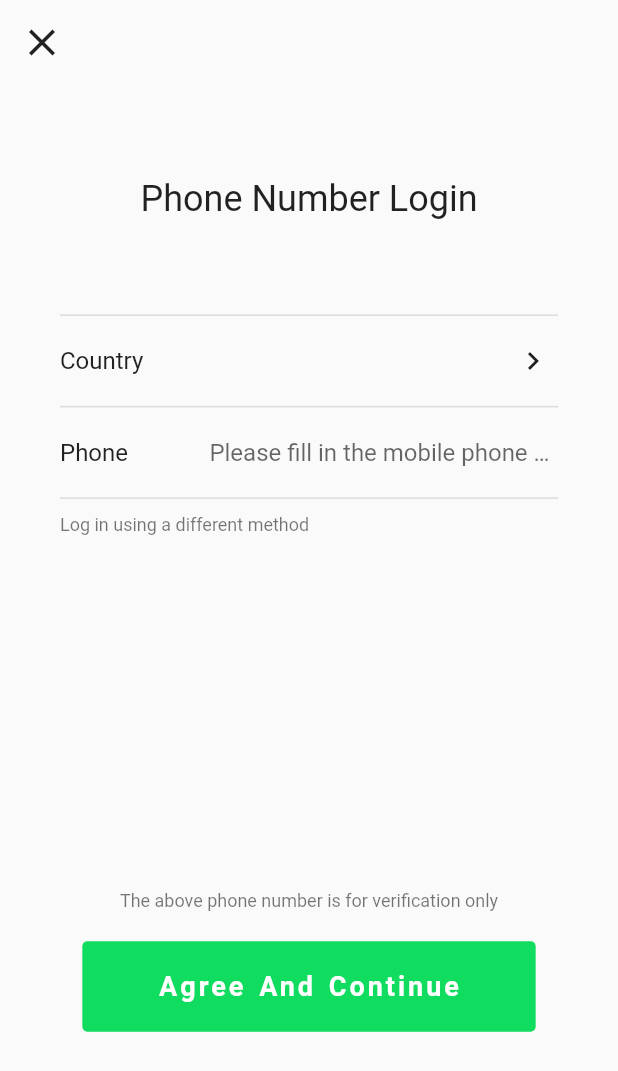
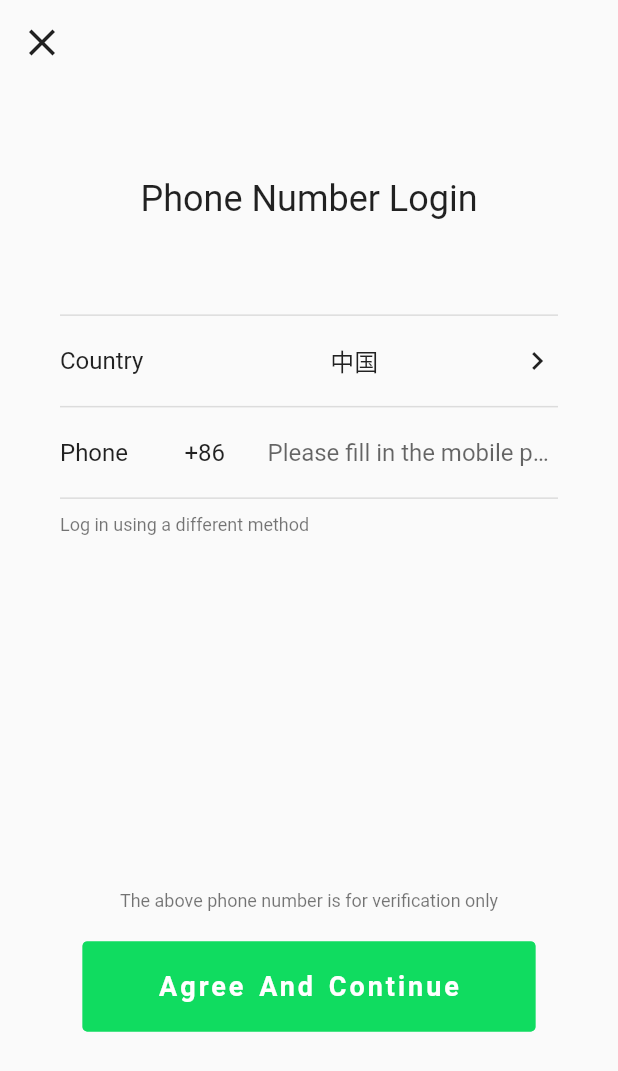
Before and after one commit to BadKid90s/pseudo_we_chat, a Flutter app: the screen it shows after launch, after a tap on "log in", on a phone screen of 412 x 824 dp. Shown: the top 1071 px of the screen. Run offline on Flutter 3.47's test engine with Material 2 defaults, Android fonts, the phone set to English and light mode, and no system bars; drawn by our look-alikes of getwidget; our stand-ins replace country_picker, get, styled_widget; missing offline and left inert: dart:ffi.

Commit message:
feature(login): 完善构建手机登录页

```diff
--- a/lib/pages/login/login_phone.dart
+++ b/lib/pages/login/login_phone.dart
@@ -7,12 +7,17 @@ import 'package:pseudo_we_chat/pages/login/widget/top_title.dart';
 import 'package:pseudo_we_chat/router.dart';
 
 class LoginPhoneController extends GetxController {
-  var phonePrefix = "86".obs;
+  var phoneCode = "86".obs;
   var phone = "".obs;
-  var region = "".obs;
+  var region = "中国".obs;
+
+  void changeRegion(String code, String? regionName) {
+    phoneCode(code);
+    region(regionName);
+  }
 
   void login() async {
-    print("loginPhone: +$phonePrefix $phone");
+    print("loginPhone: +$phoneCode $phone");
   }
 }
 
--- a/lib/pages/login/widget/phone_content.dart
+++ b/lib/pages/login/widget/phone_content.dart
@@ -1,3 +1,6 @@
+import 'dart:ffi';
+
+import 'package:country_picker/country_picker.dart';
 import 'package:flutter/material.dart';
 import 'package:flutter/services.dart';
 import 'package:get/get.dart';
@@ -16,7 +19,8 @@ class PhoneContent extends StatelessWidget {
 
   @override
   Widget build(BuildContext context) {
-    return Expanded(
+    return Obx(
+      () => Expanded(
         flex: flex,
         child: Column(
           children: [
@@ -39,7 +43,9 @@ class PhoneContent extends StatelessWidget {
               buttonPressed: () => Get.offAndToNamed(AppRoutes.loginAccount),
             ),
           ],
-        ).paddingSymmetric(horizontal: 40));
+        ).paddingSymmetric(horizontal: 40),
+      ),
+    );
   }
 
   Widget _buildDivider() {
@@ -51,27 +57,58 @@ class PhoneContent extends StatelessWidget {
     required String title,
     required ValueChanged<String> onChanged,
   }) {
-    return Row(
+    return InkWell(
+      onTap: () {
+        showCountryPicker(
+            context: context,
+            countryListTheme: CountryListThemeData(
+              flagSize: 25,
+              backgroundColor: Colors.white,
+              textStyle: const TextStyle(fontSize: 16, color: Colors.blueGrey),
+              // Optional. Country list modal height
+              //Optional. Sets the border radius for the bottomsheet.
+              borderRadius: const BorderRadius.only(
+                topLeft: Radius.circular(20.0),
+                topRight: Radius.circular(20.0),
+              ),
+              //Optional. Styles the search field.
+              inputDecoration: InputDecoration(
+                hintText: '搜索',
+                prefixIcon: const Icon(Icons.search),
+                border: OutlineInputBorder(
+                  borderSide: BorderSide(
+                    color: const Color(0xFF8C98A8).withOpacity(0.2),
+                  ),
+                ),
+              ),
+            ),
+            onSelect: (Country country) => _controller.changeRegion(
+                country.phoneCode, country.nameLocalized));
+      },
+      child: Row(
         children: [
           Expanded(
-          flex: 2,
+            flex: 3,
             child: Container(
                 alignment: Alignment.centerLeft,
                 child: Text(title, style: context.textTheme.titleMedium)),
           ),
           Expanded(
-          flex: 7,
-          child: Container(
-                  // color: Colors.red,
-                  )
-              .paddingOnly(left: 5),
+            flex: 8,
+            child: Center(
+              child: Text(
+                _controller.region.value,
+                style: context.textTheme.titleMedium,
+              ),
+            ).paddingOnly(left: 5),
           ),
           const Expanded(
             flex: 1,
             child: Icon(Icons.chevron_right_outlined),
           ),
         ],
-    ).height(60);
+      ).height(60),
+    );
   }
 
   Widget _buildPhoneView(
@@ -90,6 +127,13 @@ class PhoneContent extends StatelessWidget {
               child: Text(title, style: context.textTheme.titleMedium)),
         ),
         Expanded(
+          flex: 2,
+          child: Container(
+              alignment: Alignment.centerLeft,
+              child: Text("+${_controller.phoneCode.value}",
+                  style: context.textTheme.titleMedium)),
+        ),
+        Expanded(
           flex: 7,
           child: TextField(
             obscureText: obscureText,
@@ -99,8 +143,8 @@ class PhoneContent extends StatelessWidget {
             ),
             keyboardType: TextInputType.phone,
             inputFormatters: [
-              FilteringTextInputFormatter.digitsOnly,//只允许输入数字
-              LengthLimitingTextInputFormatter(11)//限制长度
+              FilteringTextInputFormatter.digitsOnly, //只允许输入数字
+              LengthLimitingTextInputFormatter(11) //限制长度
             ],
             onChanged: onChanged,
           ),
```
Lines whose indentation alone changed are shown as unchanged.
